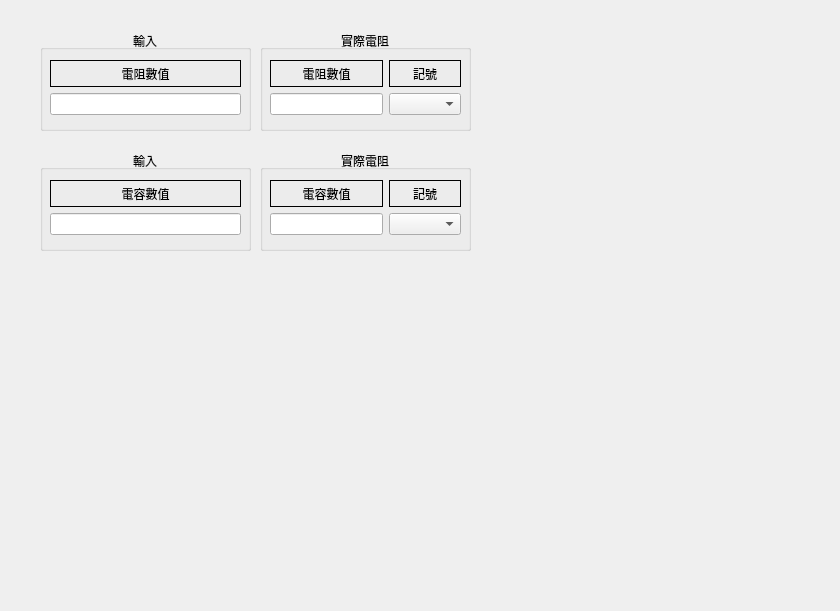
This is ResCap_Conversion.ui in markscat/Scientific_computing as Qt 5 draws it before an edit. The edited form follows.
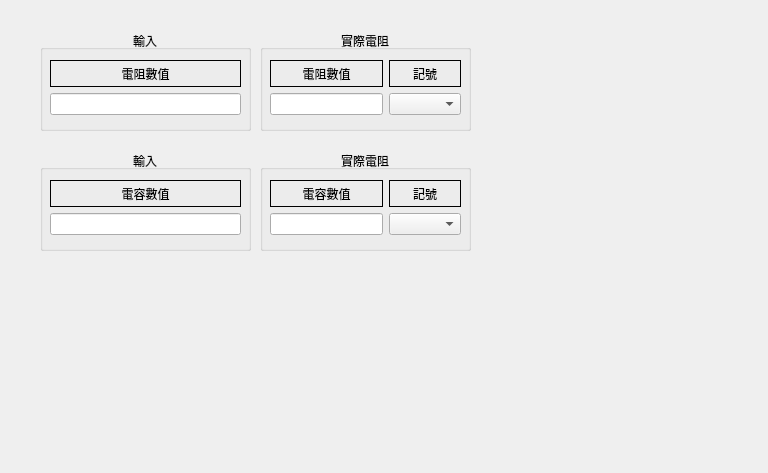
This is the edited form.

What changed in the file:
```diff
--- a/ResCap_Conversion.ui
+++ b/ResCap_Conversion.ui
@@ -6,8 +6,8 @@
    <rect>
     <x>0</x>
     <y>0</y>
-    <width>840</width>
-    <height>611</height>
+    <width>768</width>
+    <height>473</height>
    </rect>
   </property>
   <property name="windowTitle">
```
